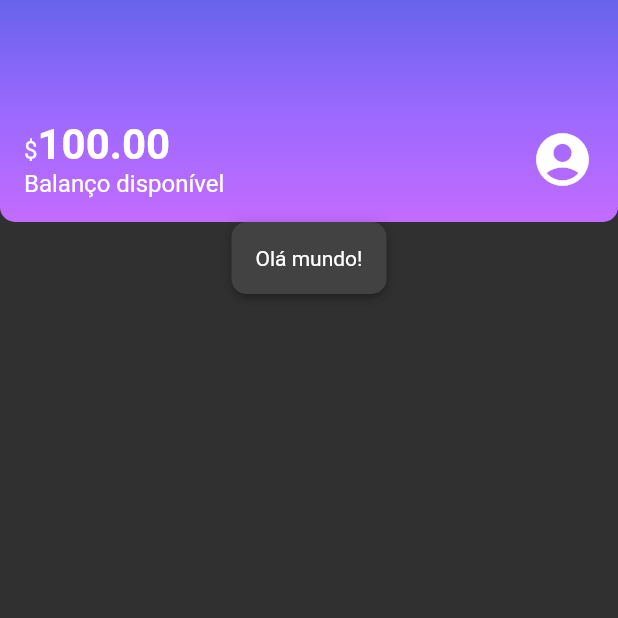
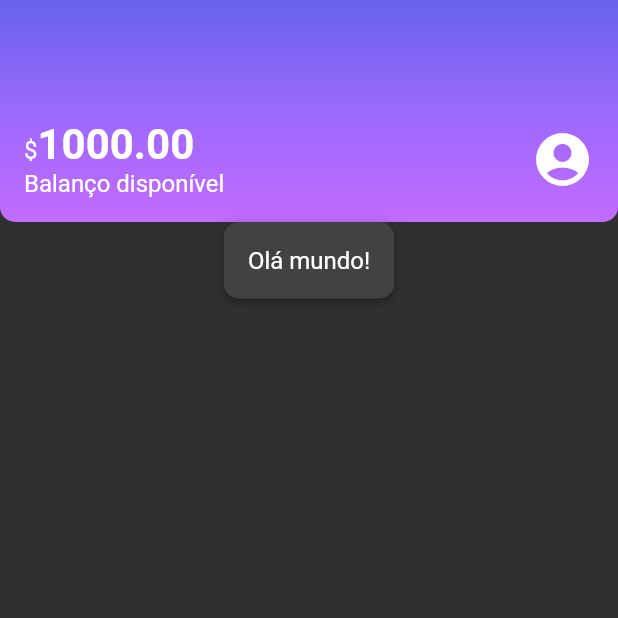
Before and after one commit to diegominelli/aluBank, a Flutter app: the screen it shows after launch, on a phone screen of 412 x 824 dp, the top half of it. Run offline on Flutter 3.47's test engine with Material 2 defaults, Android fonts, the phone set to English and light mode, and no system bars.

Commit message:
adaptando o tema para da aplicacao

```diff
--- a/lib/components/sections/header.dart
+++ b/lib/components/sections/header.dart
@@ -24,23 +24,20 @@ class Header extends StatelessWidget {
           children: <Widget>[
             Column(
               crossAxisAlignment: CrossAxisAlignment.start,
-              children: const <Widget>[
+              children: <Widget>[
                 Text.rich(
                   TextSpan(
                     text: '\$',
-                    style: TextStyle(fontSize: 16),
                     children: <TextSpan>[
                       TextSpan(
-                        text: '100.00',
-                        style: TextStyle(
-                            fontSize: 28, fontWeight: FontWeight.bold),
+                        text: '1000.00',
+                        style: Theme.of(context).textTheme.bodyLarge,
                       ),
                     ],
                   ),
                 ),
-                Text(
+                const Text(
                   'Balanço disponível',
-                  style: TextStyle(fontSize: 16),
                 )
               ],
             ),
--- a/lib/themes/my_theme.dart
+++ b/lib/themes/my_theme.dart
@@ -3,6 +3,16 @@ import 'package:flutter/material.dart';
 
 // ignore: non_constant_identifier_names
 ThemeData MyTheme = ThemeData(
-    primarySwatch: ThemeColors.primaryColor,
-    primaryColor: ThemeColors.primaryColor,
-    brightness: Brightness.dark);
+  primarySwatch: ThemeColors.primaryColor,
+  primaryColor: ThemeColors.primaryColor,
+  brightness: Brightness.dark,
+  textTheme: const TextTheme(
+    bodyMedium: TextStyle(
+      fontSize: 16,
+    ),
+    bodyLarge: TextStyle(
+      fontSize: 28,
+      fontWeight: FontWeight.bold,
+    ),
+  ),
+);
```
